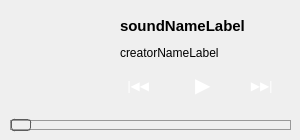
Before: the Qt Designer form playerwidget.ui in flxw/scplay, drawn with Qt 5.
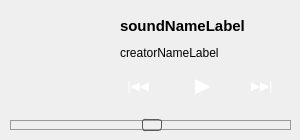
After: the same form once the commit is applied. Icons and pictures are not drawn.

Commit message: Add new reloading icon and add an orange progress bar

The edit to the form file:
```diff
--- a/playerwidget.ui
+++ b/playerwidget.ui
@@ -98,9 +98,18 @@
      background: rgba(255,72,0,.8);
      border: 1px solid #5c5c5c;
      width: 18px;
-     margin: -2px 0; /* handle is placed by default on the contents rect of the groove. Expand outside the groove */
+     margin: -2px 4px; /* handle is placed by default on the contents rect of the groove. Expand outside the groove */
      border-radius: 3px;
- }</string>
+ }
+
+QSlider::sub-page:horizontal {
+	background: rgba(255,72,0,.8);
+	margin: 3px 10px 3px 1px;
+}
+</string>
+   </property>
+   <property name="value">
+    <number>50</number>
    </property>
    <property name="tracking">
     <bool>false</bool>
```
Left out of the diff: 6 changed lines with no effect on the pictures. The commit also changes 1 other file.
